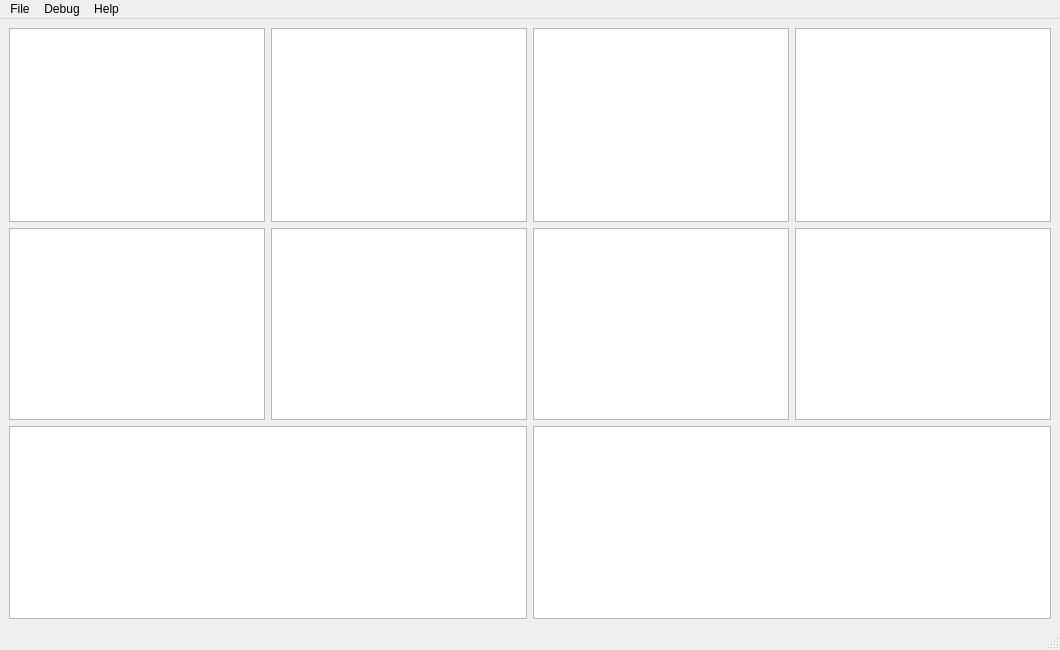
The window that pyui/mainwindow.ui (kalamara/plcemu) describes before a commit, drawn with Qt 5.
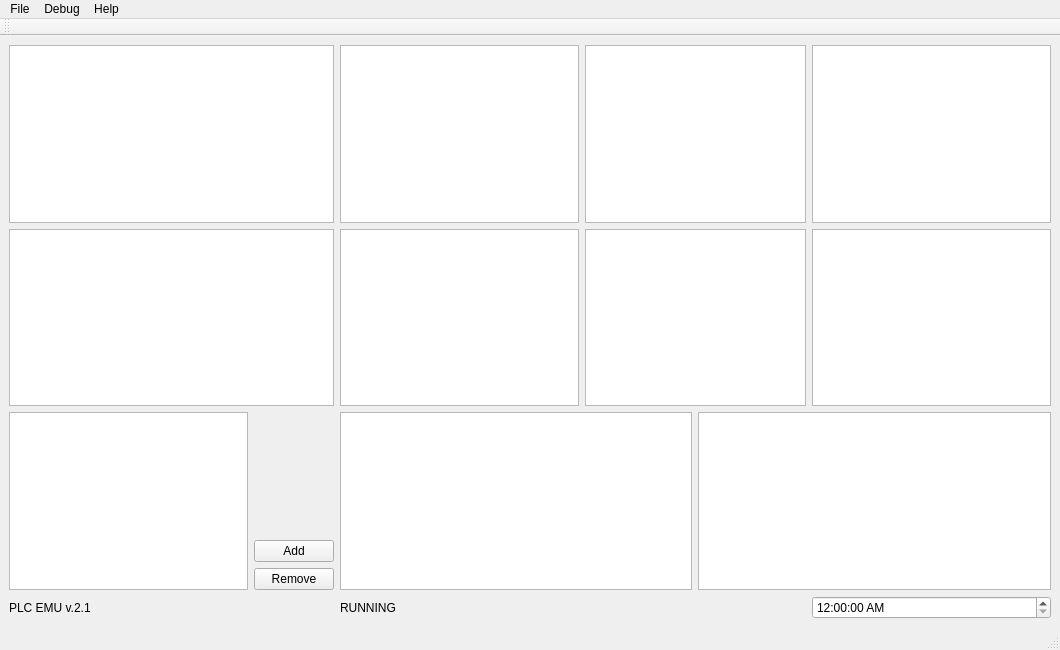
The same window after the commit.

Commit message: program selection and basic editor

Diff of the .ui file:
```diff
--- a/pyui/mainwindow.ui
+++ b/pyui/mainwindow.ui
@@ -15,35 +15,93 @@
   </property>
   <widget class="QWidget" name="centralwidget">
    <layout class="QGridLayout" name="gridLayout">
-    <item row="0" column="2" colspan="2">
+    <item row="0" column="0" colspan="2">
+     <widget class="QTreeView" name="diView"/>
+    </item>
+    <item row="0" column="2">
+     <widget class="QTreeView" name="dqView"/>
+    </item>
+    <item row="0" column="3" colspan="2">
      <widget class="QTreeView" name="mView"/>
     </item>
-    <item row="4" column="0" colspan="2">
-     <widget class="QListView" name="listView"/>
+    <item row="0" column="5">
+     <widget class="QTreeView" name="tView"/>
     </item>
-    <item row="1" column="0" rowspan="3">
+    <item row="1" column="0" colspan="2">
      <widget class="QTreeView" name="aiView"/>
     </item>
-    <item row="1" column="1" rowspan="3">
+    <item row="1" column="2">
      <widget class="QTreeView" name="aqView"/>
     </item>
-    <item row="1" column="2" rowspan="3" colspan="2">
+    <item row="1" column="3" colspan="2">
      <widget class="QTreeView" name="rView"/>
     </item>
-    <item row="4" column="2" colspan="3">
-     <widget class="QTextBrowser" name="textBrowser"/>
-    </item>
-    <item row="0" column="1">
-     <widget class="QTreeView" name="dqView"/>
-    </item>
-    <item row="1" column="4" rowspan="3">
+    <item row="1" column="5">
      <widget class="QTreeView" name="sView"/>
     </item>
-    <item row="0" column="4">
-     <widget class="QTreeView" name="tView"/>
+    <item row="2" column="0" rowspan="3">
+     <widget class="QListView" name="listView">
+      <property name="editTriggers">
+       <set>QAbstractItemView::NoEditTriggers</set>
+      </property>
+     </widget>
     </item>
-    <item row="0" column="0">
-     <widget class="QTreeView" name="diView"/>
+    <item row="2" column="1">
+     <spacer name="verticalSpacer">
+      <property name="orientation">
+       <enum>Qt::Vertical</enum>
+      </property>
+      <property name="sizeHint" stdset="0">
+       <size>
+        <width>20</width>
+        <height>113</height>
+       </size>
+      </property>
+     </spacer>
+    </item>
+    <item row="2" column="2" rowspan="3" colspan="2">
+     <widget class="QPlainTextEdit" name="programEdit"/>
+    </item>
+    <item row="2" column="4" rowspan="3" colspan="2">
+     <widget class="QTextBrowser" name="consoleBrowser"/>
+    </item>
+    <item row="3" column="1">
+     <widget class="QPushButton" name="pushButtonAdd">
+      <property name="text">
+       <string>Add</string>
+      </property>
+     </widget>
+    </item>
+    <item row="4" column="1">
+     <widget class="QPushButton" name="pushButtonRemove">
+      <property name="text">
+       <string>Remove</string>
+      </property>
+     </widget>
+    </item>
+    <item row="5" column="0">
+     <widget class="QLabel" name="label">
+      <property name="text">
+       <string>PLC EMU v.2.1</string>
+      </property>
+     </widget>
+    </item>
+    <item row="5" column="2">
+     <widget class="QLabel" name="label_2">
+      <property name="text">
+       <string>RUNNING</string>
+      </property>
+     </widget>
+    </item>
+    <item row="5" column="5">
+     <widget class="QTimeEdit" name="timeEdit">
+      <property name="currentSection">
+       <enum>QDateTimeEdit::HourSection</enum>
+      </property>
+      <property name="displayFormat">
+       <string>h:mm:ss AP</string>
+      </property>
+     </widget>
     </item>
    </layout>
   </widget>
@@ -83,6 +141,17 @@
    <addaction name="menuHelp"/>
   </widget>
   <widget class="QStatusBar" name="statusbar"/>
+  <widget class="QToolBar" name="toolBar">
+   <property name="windowTitle">
+    <string>toolBar</string>
+   </property>
+   <attribute name="toolBarArea">
+    <enum>TopToolBarArea</enum>
+   </attribute>
+   <attribute name="toolBarBreak">
+    <bool>false</bool>
+   </attribute>
+  </widget>
   <action name="actionLoad">
    <property name="text">
     <string>Load</string>
```
Left out of the diff: 6 changed lines with no effect on the pictures. The commit also changes 2 other files.
